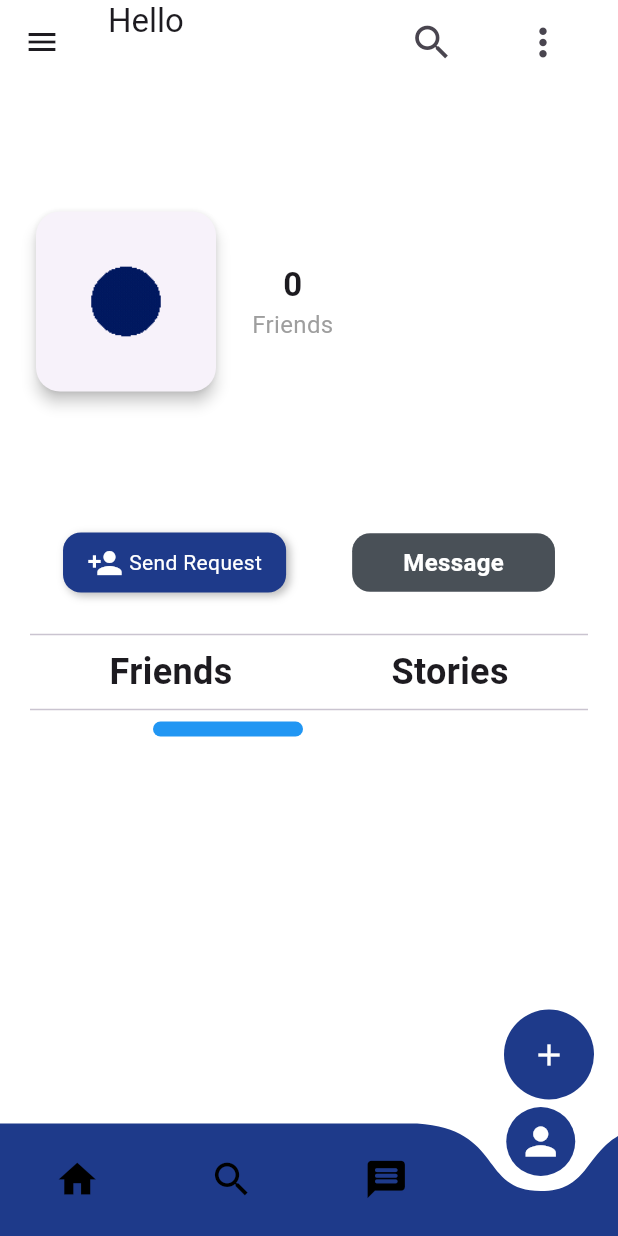
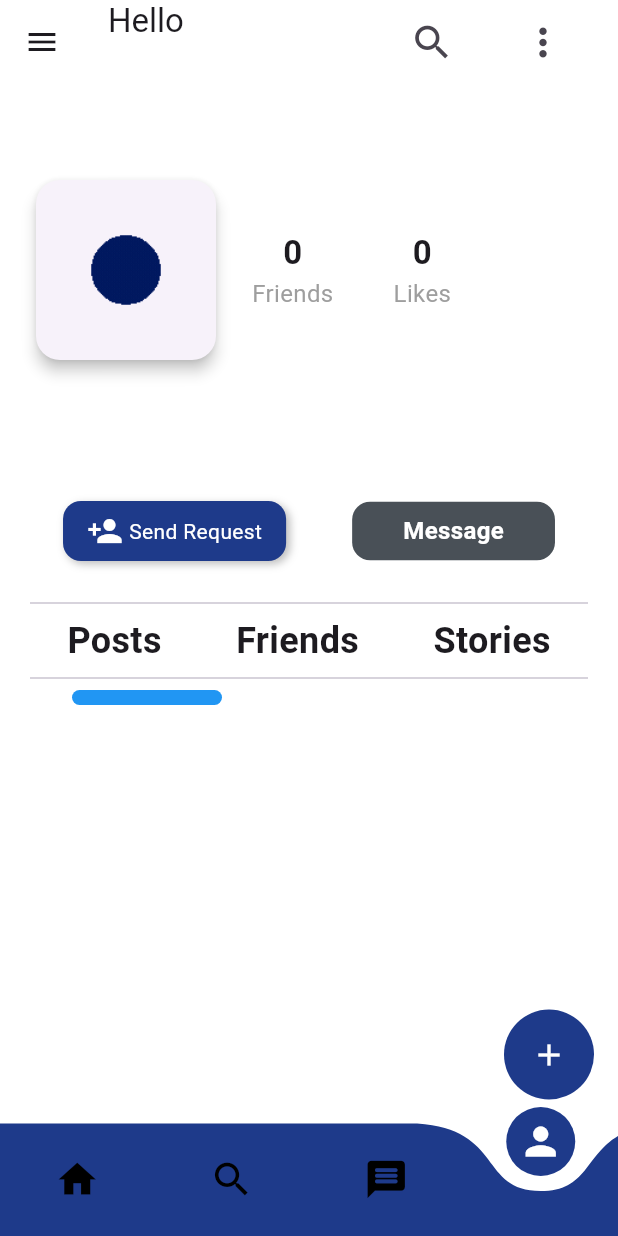
Before and after one commit to shroida/Chatoid-chat-app, a Flutter app: the screen it shows after launch, item 4 of the bottom bar chosen, on a phone screen of 412 x 824 dp. Run offline on Flutter 3.47's test engine with Material 3 defaults, Android fonts, the phone set to English and light mode, and no system bars; drawn by our look-alikes of curved_navigation_bar, flutter_zoom_drawer, smooth_page_indicator; our stand-ins replace animated_text_kit, carousel_slider, firebase_core, flutter_bloc, flutter_staggered_animations, go_router and 4 more; missing offline and left inert: onesignal_flutter; accounts and stored records are empty.

Commit message:
refactor increase like on posts

```diff
--- a/lib/features/posts/model/cls_post.dart
+++ b/lib/features/posts/model/cls_post.dart
@@ -1,25 +1,29 @@
 // ignore_for_file: public_member_api_docs, sort_constructors_first
 class ClsPost {
   String postsText;
-  int id;
+  int postID;
+  int userID;
   DateTime createdAt;
   int reacts;
   ClsPost({
     required this.postsText,
-    required this.id,
+    required this.userID,
+    required this.postID,
     required this.createdAt,
     required this.reacts,
   });
   Map<String, dynamic> toJson() => {
         'post_text': postsText,
-        'user_id': id,
+        'user_id': userID,
+        'id': postID,
         'created_at': createdAt,
         'reacts': reacts
       };
   factory ClsPost.fromJson(Map<String, dynamic> json) {
     return ClsPost(
         postsText: json['post_text'],
-        id: json['user_id'],
+        userID: json['user_id'],
+        postID: json['id'],
         createdAt: json['created_at'],
         reacts: json['reacts']);
   }
--- a/lib/features/posts/view/posts.dart
+++ b/lib/features/posts/view/posts.dart
@@ -39,7 +39,7 @@ class PostsWidgetState extends State<Posts> {
                   UserData usernamePost = chatsCubit.allUsersApp.firstWhere(
                       (user) =>
                           user.userId ==
-                          posts[index].id); // Find the user matching the post
+                          posts[index].userID); // Find the user matching the post
                   return PostWidget(
                     post: posts[index],
                     username: usernamePost.username, // Pass the username
--- a/lib/features/posts/view/widgets/post_widget.dart
+++ b/lib/features/posts/view/widgets/post_widget.dart
@@ -19,6 +19,7 @@ class PostWidget extends StatelessWidget {
         child: Column(
           crossAxisAlignment: CrossAxisAlignment.start,
           children: [
+            Text(post.postID.toString()),
             Row(
               mainAxisAlignment: MainAxisAlignment.spaceBetween,
               children: [
@@ -59,7 +60,7 @@ class PostWidget extends StatelessWidget {
               children: [
                 TextButton.icon(
                   onPressed: () {
-                    postsCubit.increaseReacts(post.id);
+                    postsCubit.increaseReacts(post.postID);
                   },
                   icon: const Icon(
                     Icons.favorite,
--- a/lib/features/profile/view/profile.dart
+++ b/lib/features/profile/view/profile.dart
@@ -1,5 +1,8 @@
 import 'dart:async';
 import 'package:chatoid/core/utlis/themeCubit/theme_cubit.dart';
+import 'package:chatoid/features/posts/model/cls_post.dart';
+import 'package:chatoid/features/posts/view/widgets/post_widget.dart';
+import 'package:chatoid/features/posts/view_model/cubit/posts_cubit.dart';
 import 'package:chatoid/features/profile/view/widgets/text_friend_stories_row.dart';
 import 'package:chatoid/features/story/model/story.dart';
 import 'package:chatoid/features/chat/view_model/chat_cubit/chats_cubit.dart';
@@ -83,6 +86,7 @@ class ProfileState extends State<Profile> {
   @override
   Widget build(BuildContext context) {
     final chatCubit = BlocProvider.of<ChatsCubit>(context);
+    final postsCubit = BlocProvider.of<PostsCubit>(context);
     final authProvider = BlocProvider.of<LoginCubit>(context);
     final themeCubit = BlocProvider.of<ThemeCubit>(context);
     bool areFriends = chatCubit.friendsList.any((friend) =>
@@ -90,10 +94,18 @@ class ProfileState extends State<Profile> {
         friend.userId == authProvider.currentUser.userId);
 
     String currentUserName = authProvider.currentUser.username;
+    List<ClsPost> myPosts = postsCubit.allPosts
+        .where((post) => post.userID == authProvider.currentUser.userId)
+        .toList();
+    List<ClsPost> friendPosts = postsCubit.allPosts
+        .where((post) => post.userID == widget.userProfile.friendId)
+        .toList();
 
     bool isCurrentUserProfile = widget.userProfile.userId == 0 &&
         widget.userProfile.userId != authProvider.currentUser.userId;
-
+    int totalLikes = widget.userProfile.userId == 0
+        ? myPosts.fold(0, (sum, post) => sum + post.reacts)
+        : friendPosts.fold(0, (sum, post) => sum + post.reacts);
     return Scaffold(
       body: Container(
         padding: const EdgeInsets.all(20),
@@ -101,8 +113,8 @@ class ProfileState extends State<Profile> {
         child: Column(
           crossAxisAlignment: CrossAxisAlignment.center,
           children: [
-            Text(authProvider.currentUser.username),
             ProfileFriendsImage(
+              likes: totalLikes,
               friendData: friendData,
               isCurrentUserProfile: isCurrentUserProfile,
               userProfile: widget.userProfile,
@@ -146,10 +158,35 @@ class ProfileState extends State<Profile> {
             Expanded(
               child: PageView.builder(
                 controller: _controller,
-                itemCount: 2, // Two pages: one for friends, one for stories
+                itemCount: 3,
                 itemBuilder: (context, index) {
                   if (index == 0) {
-                    // First Page: Friends List
+                    return Column(
+                      crossAxisAlignment: CrossAxisAlignment.start,
+                      children: [
+                        Expanded(
+                          child: ListView.builder(
+                            key: ValueKey(friendData),
+                            itemCount: widget.userProfile.userId == 0
+                                ? myPosts.length
+                                : friendPosts.length,
+                            itemBuilder: (context, index) {
+                              final post = widget.userProfile.userId == 0
+                                  ? myPosts[index]
+                                  : friendPosts[index];
+
+                              return PostWidget(
+                                username: widget.userProfile.userId == 0
+                                    ? authProvider.currentUser.username
+                                    : widget.userProfile.username,
+                                post: post,
+                              );
+                            },
+                          ),
+                        ),
+                      ],
+                    );
+                  } else if (index == 1) {
                     return Padding(
                       padding: const EdgeInsets.all(20),
                       child: Column(
@@ -161,17 +198,10 @@ class ProfileState extends State<Profile> {
                               itemCount: widget.userProfile.userId != 0
                                   ? friendData.length
                                   : chatCubit.friendsList.length,
-
-                              // itemCount: widget.userProfile.userId != 0
-                              //     ? chatCubit.friendsList.length
-                              //     : friendData.length,
                               itemBuilder: (context, index) {
                                 final friend = widget.userProfile.userId != 0
                                     ? friendData[index]
                                     : chatCubit.friendsList[index];
-                                // final friend = widget.userProfile.userId != 0
-                                //     ? chatCubit.friendsList[index]
-                                //     : friendData[index];
 
                                 return CardFriend(
                                   username: friend.username,
@@ -183,8 +213,8 @@ class ProfileState extends State<Profile> {
                         ],
                       ),
                     );
+                    // Second Page: Stories
                   } else {
-                    // Second Page: Stories
                     return Padding(
                       padding: const EdgeInsets.all(20),
                       child: Column(
--- a/lib/features/profile/view/widgets/card_friend.dart
+++ b/lib/features/profile/view/widgets/card_friend.dart
@@ -34,6 +34,7 @@ class CardFriend extends StatelessWidget {
           Text(
             username,
             style: const TextStyle(
+              color: Colors.white,
               fontSize: 16,
               fontWeight: FontWeight.bold,
             ),
--- a/lib/features/profile/view/widgets/profile_friends_image.dart
+++ b/lib/features/profile/view/widgets/profile_friends_image.dart
@@ -10,8 +10,10 @@ class ProfileFriendsImage extends StatelessWidget {
       {super.key,
       required this.isCurrentUserProfile,
       required this.friendData,
-      required this.userProfile});
+      required this.userProfile,
+      required this.likes});
   final bool isCurrentUserProfile;
+  final int likes;
   final List<UserData> friendData;
   final UserData userProfile;
   @override
@@ -101,7 +103,7 @@ class ProfileFriendsImage extends StatelessWidget {
           ),
         ),
         const SizedBox(width: 20),
-        Column(
+        Row(
           children: [
             Column(
               children: [
@@ -118,6 +120,22 @@ class ProfileFriendsImage extends StatelessWidget {
                 ),
               ],
             ),
+            const SizedBox(
+              width: 40,
+            ),
+            Column(
+              children: [
+                Text(
+                  likes.toString(),
+                  style: const TextStyle(
+                      fontSize: 22, fontWeight: FontWeight.w600),
+                ),
+                const Text(
+                  'Likes',
+                  style: TextStyle(fontSize: 16, color: Colors.grey),
+                ),
+              ],
+            ),
           ],
         ),
       ],
--- a/lib/features/profile/view/widgets/smooth_indicator_profile.dart
+++ b/lib/features/profile/view/widgets/smooth_indicator_profile.dart
@@ -8,7 +8,7 @@ class SmoothIndicatorProfile extends StatelessWidget {
   Widget build(BuildContext context) {
     return SmoothPageIndicator(
       controller: controller,
-      count: 2,
+      count: 3,
       effect: WormEffect(
         activeDotColor: Colors.blue,
         dotColor: Colors.white.withOpacity(0.5),
--- a/lib/features/profile/view/widgets/text_friend_stories_row.dart
+++ b/lib/features/profile/view/widgets/text_friend_stories_row.dart
@@ -8,6 +8,13 @@ class TextFriendStoriesRow extends StatelessWidget {
     return const Row(
       mainAxisAlignment: MainAxisAlignment.spaceAround,
       children: [
+        Text(
+          "Posts",
+          style: TextStyle(
+            fontSize: 24,
+            fontWeight: FontWeight.bold,
+          ),
+        ),
         Text(
           "Friends",
           style: TextStyle(
```
Also changed, not shown: lib/features/posts/view_model/cubit/posts_cubit.dart (+32 -13 lines).
